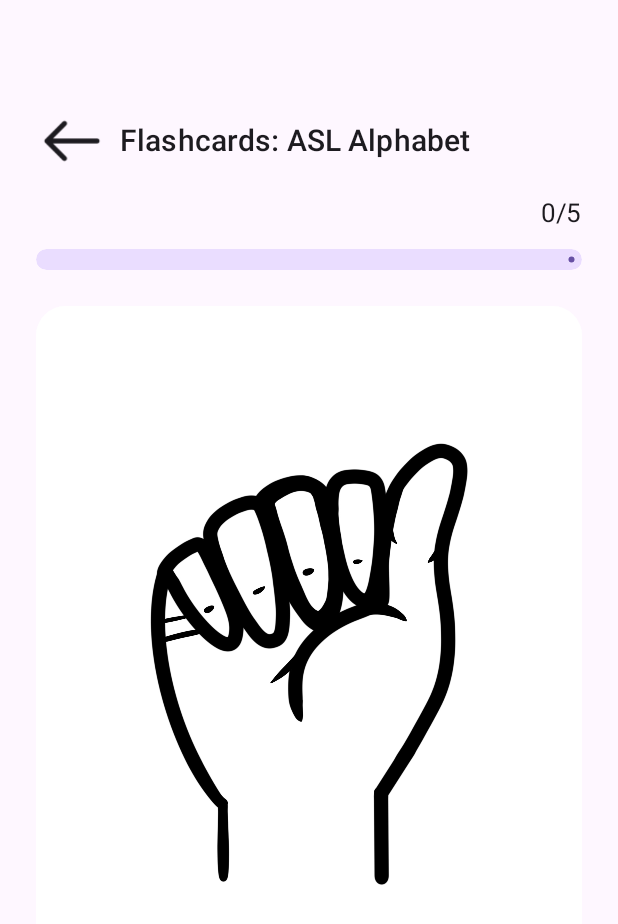
After one commit to nicoxeye/ASL-Learning-App, an Android app built with Jetpack Compose: the composable FlashcardScreen shown on its own in the app's theme, on a phone screen of 412 x 824 dp. The commit adds this screen. Shown: the top 924 px of the screen. Run offline under Robolectric (Android 15) with nearby library versions, the phone set to English and light mode, and no system bars.

Commit message:
feat: flashcard logic + ui
includes:
- flashcard ui (front/back), flashcard activity ui
- swipe animation (+ blurry layer while swiping - "KNOW"/"STILL LEARNING")
- flashcard flip animation
- pop-up after finishing flashcards
- progress bar + count
- marking flashcards as known or unknown (still learning)

flashcardStack animation is yet to be done

```diff
--- /dev/null
+++ b/app/src/main/java/com/project/learnasl/flashcards/Flashcard.kt
@@ -0,0 +1,265 @@
+package com.project.learnasl.flashcards
+
+import androidx.compose.animation.core.Animatable
+import androidx.compose.animation.core.FastOutSlowInEasing
+import androidx.compose.animation.core.animateFloatAsState
+import androidx.compose.animation.core.spring
+import androidx.compose.animation.core.tween
+import androidx.compose.foundation.Image
+import androidx.compose.foundation.background
+import androidx.compose.foundation.clickable
+import androidx.compose.foundation.gestures.detectDragGestures
+import androidx.compose.foundation.layout.Box
+import androidx.compose.foundation.layout.BoxScope
+import androidx.compose.foundation.layout.aspectRatio
+import androidx.compose.foundation.layout.fillMaxSize
+import androidx.compose.foundation.layout.fillMaxWidth
+import androidx.compose.material3.MaterialTheme
+import androidx.compose.material3.Text
+import androidx.compose.runtime.Composable
+import androidx.compose.runtime.getValue
+import androidx.compose.runtime.mutableStateOf
+import androidx.compose.runtime.remember
+import androidx.compose.runtime.rememberCoroutineScope
+import androidx.compose.runtime.setValue
+import androidx.compose.ui.Alignment
+import androidx.compose.ui.Modifier
+import androidx.compose.ui.draw.blur
+import androidx.compose.ui.graphics.Color
+import androidx.compose.ui.graphics.graphicsLayer
+import androidx.compose.ui.input.pointer.pointerInput
+import androidx.compose.ui.res.painterResource
+import androidx.compose.ui.text.font.FontWeight
+import androidx.compose.ui.unit.dp
+import androidx.compose.ui.unit.sp
+import kotlinx.coroutines.launch
+import com.project.learnasl.flashcards.model.FlashcardsState
+import kotlin.math.abs
+import kotlin.math.min
+
+// INCLUDES:
+// - flashcard UI (back/front),
+// - LOGIC:
+//      * flashcard flip animation,
+//      * swipe left/right animation (+ while swiping: blurry layer with "KNOW"/"STILL LEARNING")
+
+@Composable
+fun FlashcardFront(image: Int, onClick: () -> Unit) {
+    Box (
+        contentAlignment = Alignment.Center,
+        modifier = Modifier
+            .fillMaxSize()
+            .background(Color.White)
+            .clickable { onClick() }
+    ) {
+        Image(
+            painter = painterResource(image),
+            modifier = Modifier
+                .fillMaxSize()
+                .background(Color.White),
+            contentDescription = null
+        )
+    }
+}
+
+
+@Composable
+fun FlashcardBack(text: String, onClick: () -> Unit) {
+    Box(
+        contentAlignment = Alignment.Center,
+        modifier = Modifier
+            .fillMaxSize()
+            .background(Color.White)
+            .clickable { onClick() }
+    ) {
+        Text(
+            text = text,
+            color = MaterialTheme.colorScheme.onBackground,
+            fontWeight = FontWeight.Bold,
+            fontSize = 70.sp
+        )
+    }
+}
+
+// FLIP STATE
+enum class CardFace(val angle: Float) {
+    Front(0f),
+    Back(180f);
+
+    fun flipped() = if (this == Front) Back else Front
+}
+
+// AUXILIARY FUNCTION (drawing overlay depending on flashcard state (FRONT vs BACK))
+@Composable
+fun BoxScope.SwipeOverlay(offsetX: Float, overlayAlpha: Float, isFront: Boolean) {
+    val text = when {
+        isFront && offsetX > 0f -> "KNOW"
+        isFront && offsetX < 0f -> "STILL LEARNING"
+        !isFront && offsetX < 0f -> "STILL LEARNING"
+        !isFront && offsetX > 0f -> "KNOW"
+        else -> null
+    } ?: return
+
+    val color =
+        if (text == "KNOW") { MaterialTheme.colorScheme.secondary }
+        else { MaterialTheme.colorScheme.primary }
+
+    val fontSize = if (text == "KNOW") 32.sp else 24.sp
+
+    Text(
+        text=text,
+        color = color,
+        fontSize = fontSize,
+        fontWeight = FontWeight.Bold,
+        modifier = Modifier
+            .align(Alignment.Center)
+            .graphicsLayer {
+                alpha = overlayAlpha
+                // to make sure "KNOW" and "STILL LEARNING" is displayed correctly
+                if (!isFront) rotationY = 180f
+            }
+    )
+}
+
+// SWIPE LEFT/RIGHT + FLIP CARD ANIMATION
+// right -> know, left -> still learning
+
+@Composable
+fun FlashcardAnimation(flashcardsState: FlashcardsState,
+                       onFinished: () -> Unit) {
+    // FLIP FRONT/BACK
+    var face by remember { mutableStateOf(CardFace.Front) }
+
+    // flip animation
+    val rotation by animateFloatAsState(
+        targetValue = face.angle,
+        animationSpec = tween(
+            durationMillis = 400,
+            easing = FastOutSlowInEasing
+        ),
+        label = "cardRotation"
+    )
+
+    // SWIPE
+    val swipeThreshold = 250f
+    val offsetX = remember { Animatable(0f) }
+    val scope = rememberCoroutineScope()
+
+    val isFront = face == CardFace.Front
+    val effectiveOffsetX = if (isFront) offsetX.value else -offsetX.value
+    // how much we swiped (0-1)
+    val swipeProgress = min(abs(effectiveOffsetX) / swipeThreshold, 1f)
+    // blur is dependent on swipeProgress (the more is swiped, the blurrier card gets)
+    val blurRadius = 10.dp * swipeProgress
+    // text overlay also dependent on swipeProgress (0-1) (invisible -> translucent -> fully visible)
+    val overlayAlpha = swipeProgress
+
+    val currentFlashcard = flashcardsState.currentFlashcard
+
+    // no flashcards left + add pop-up
+    if (currentFlashcard == null) {
+        Box(
+            modifier = Modifier
+                .fillMaxSize()
+                .background(MaterialTheme.colorScheme.background),
+            contentAlignment = Alignment.Center
+        ) {
+            Text("No flashcards available")
+        }
+        return
+    }
+
+    Box(
+        modifier = Modifier
+            .fillMaxWidth()
+            .aspectRatio(2f / 3f)
+            .graphicsLayer {
+                translationX = effectiveOffsetX
+                rotationZ = offsetX.value / 25
+                rotationY = rotation
+                cameraDistance = 12f * density
+            }
+            .pointerInput(flashcardsState.currentFlashcard) {
+                detectDragGestures(
+                    onDrag = { change, dragAmount ->
+                        change.consume()
+                        scope.launch {
+                            offsetX.snapTo(offsetX.value + dragAmount.x)
+                        }
+                    },
+                    onDragEnd = {
+                        scope.launch {
+                            // after gesture is finished -> take current flashcard
+                            val card = flashcardsState.currentFlashcard
+                            if (card == null) {
+                                offsetX.animateTo(0f, spring())
+                                return@launch
+                            }
+
+                            // swipe right + add to "already_know" list
+                            if (offsetX.value > swipeThreshold) {
+                                flashcardsState.markAsAlreadyKnown(currentFlashcard)
+                                if (flashcardsState.currentIndex == flashcardsState.flashcards.lastIndex) {
+                                    onFinished()
+                                } else {
+                                    flashcardsState.moveToNext()
+                                }
+                                // FlashcardFront is shown on default
+                                face = CardFace.Front
+                                offsetX.animateTo(1000f, tween(300))
+                                offsetX.snapTo(0f)
+                            }
+                            // swipe left + add to "still learning" list
+                            else if (offsetX.value < -swipeThreshold) {
+                                flashcardsState.markAsStillLearning(currentFlashcard)
+                                if (flashcardsState.currentIndex == flashcardsState.flashcards.lastIndex) {
+                                    onFinished()
+                                } else {
+                                    flashcardsState.moveToNext()
+                                }
+                                // FlashcardFront is shown on default
+                                face = CardFace.Front
+                                offsetX.animateTo(-1000f, tween(300))
+                                offsetX.snapTo(0f)
+                            }
+                            // no successful swipe
+                            else {
+                                offsetX.animateTo(0f, spring())
+                            }
+                        }
+                    }
+                )
+            },
+        contentAlignment = Alignment.Center
+    ) {
+        // BLURRED FLASHCARD + FLIP LOGIC
+        Box(
+            modifier = Modifier
+                .matchParentSize()
+                .blur(blurRadius)
+        ) {
+            // flip logic
+            if (rotation <= 90f) {
+                // show front of the flashcard (image)
+                FlashcardFront(
+                    image = currentFlashcard.imageRes,
+                    onClick = { face = face.flipped() }
+                )
+            } else {
+                // show back of the flashcard (text)}
+                Box(
+                    // additional 180f rotation to make sure the text itself ISN'T flipped
+                    modifier = Modifier
+                        .graphicsLayer { rotationY = 180f }
+                ) {
+                    FlashcardBack(
+                        text = currentFlashcard.text,
+                        onClick = { face = face.flipped() }
+                    )
+                }
+            }
+        }
+        // OVERLAY WITH TEXT: "KNOW" (swipe right)/"STILL LEARNING" (swipe left)
+        SwipeOverlay(effectiveOffsetX, overlayAlpha, isFront)
+    }
+}
--- /dev/null
+++ b/app/src/main/java/com/project/learnasl/flashcards/FlashcardScreen.kt
@@ -0,0 +1,158 @@
+package com.project.learnasl.flashcards
+
+import androidx.compose.runtime.getValue
+import androidx.compose.runtime.setValue
+import androidx.compose.foundation.background
+import androidx.compose.foundation.layout.Arrangement
+import androidx.compose.foundation.layout.Box
+import androidx.compose.foundation.layout.Column
+import com.project.learnasl.R
+import androidx.compose.foundation.layout.Row
+import androidx.compose.foundation.layout.Spacer
+import androidx.compose.foundation.layout.fillMaxHeight
+import androidx.compose.foundation.layout.fillMaxSize
+import androidx.compose.foundation.layout.fillMaxWidth
+import androidx.compose.foundation.layout.height
+import androidx.compose.foundation.layout.padding
+import androidx.compose.foundation.layout.width
+import androidx.compose.foundation.lazy.LazyColumn
+import androidx.compose.foundation.shape.RoundedCornerShape
+import androidx.compose.material3.Icon
+import androidx.compose.material3.IconButton
+import androidx.compose.material3.LinearProgressIndicator
+import androidx.compose.material3.MaterialTheme
+import androidx.compose.material3.ProgressIndicatorDefaults
+import androidx.compose.material3.Text
+import androidx.compose.runtime.Composable
+import androidx.compose.runtime.mutableStateOf
+import androidx.compose.runtime.remember
+import androidx.compose.ui.Alignment
+import androidx.compose.ui.Modifier
+import androidx.compose.ui.draw.clip
+import androidx.compose.ui.res.painterResource
+import androidx.compose.ui.tooling.preview.Preview
+import androidx.compose.ui.unit.dp
+import androidx.compose.ui.unit.sp
+import com.project.learnasl.flashcards.model.Flashcard
+import com.project.learnasl.flashcards.model.FlashcardsState
+import com.project.learnasl.ui.theme.LearnASLTheme
+
+@Composable
+fun FlashcardScreen(
+    onBackClick: () -> Unit, // back to menu
+) {
+
+    val flashcardState = remember {
+        FlashcardsState(
+            flashcards = listOf(
+                Flashcard(R.drawable.asl_a, "A"),
+                Flashcard(R.drawable.asl_b, "B"),
+                Flashcard(R.drawable.asl_c, "C"),
+                Flashcard(R.drawable.asl_d, "D"),
+                Flashcard(R.drawable.asl_e, "E")
+            )
+        )
+    }
+
+    val total = flashcardState.flashcards.size
+    val answeredCount = flashcardState.alreadyKnow.size + flashcardState.stillLearning.size
+    var showFinishDialog by remember { mutableStateOf(false) }
+
+    LearnASLTheme {
+        LazyColumn(
+            modifier = Modifier
+                .fillMaxSize()
+                .background(MaterialTheme.colorScheme.background)
+        ) {
+            // back button + "flashcards" name
+            // (in this case alphabet but it will change later if we add more sets)
+            item {
+                Row(
+                    modifier = Modifier.padding(top = 70.dp, start = 24.dp),
+                    verticalAlignment = Alignment.CenterVertically,
+                ) {
+                    IconButton(onClick = onBackClick) {
+                        Icon(
+                            painter = painterResource(R.drawable.go_back),
+                            contentDescription = "Back button"
+                        )
+                    }
+                    Spacer(modifier = Modifier.width(8.dp))
+                    Text(
+                        text = "Flashcards: ASL Alphabet",
+                        fontSize = 20.sp,
+                        color = MaterialTheme.colorScheme.onBackground,
+                        style = MaterialTheme.typography.labelLarge
+                    )
+                }
+            }
+
+            // progress bar + count
+            item {
+                Column(
+                    modifier = Modifier
+                        .fillMaxWidth()
+                        .padding(top = 12.dp, start = 300.dp, end = 24.dp),
+                    horizontalAlignment = Alignment.End
+                ) {
+                    Text(
+                        text = "$answeredCount/$total",
+                        fontSize = 17.sp
+                    )
+                }
+            }
+
+            // progress bar
+            item {
+                Row(
+                    modifier = Modifier.padding(top = 12.dp, start = 24.dp, end = 24.dp)
+                ) {
+                    LinearProgressIndicator(
+                        progress = answeredCount.toFloat() / total,
+                        modifier = Modifier
+                            .height(14.dp)
+                            .fillMaxWidth()
+                            .clip(shape = RoundedCornerShape(50)),
+                        color = MaterialTheme.colorScheme.primary,
+                        trackColor = MaterialTheme.colorScheme.primaryContainer,
+                    )
+                }
+            }
+
+            // flashcards
+            item {
+                Row(
+                    modifier = Modifier
+                        .padding(24.dp),
+                    horizontalArrangement = Arrangement.Center
+                ) {
+                    Box (
+                        modifier = Modifier
+                            .clip(RoundedCornerShape(20.dp))
+                    ) {
+                        FlashcardAnimation(
+                            flashcardsState = flashcardState,
+                            onFinished = { showFinishDialog = true})
+                    }
+                }
+            }
+        }
+        if (showFinishDialog) {
+            FlashcardFinishDialog(
+                onBackToMenu = onBackClick,
+                totalCards = total.toShort(),
+                knownCount = flashcardState.alreadyKnow.size.toShort(),
+                stillLearningCount = flashcardState.stillLearning.size.toShort()
+            )
+        }
+    }
+}
+
+
+@Preview(showBackground = true)
+@Composable
+fun FlashcardScreenPreview() {
+    FlashcardScreen(
+        onBackClick = {}
+    )
+}
--- /dev/null
+++ b/app/src/main/java/com/project/learnasl/flashcards/model/Flashcard.kt
@@ -0,0 +1,8 @@
+package com.project.learnasl.flashcards.model
+
+
+data class Flashcard(
+    //val id: Int,
+    val imageRes: Int,
+    val text: String
+)
--- /dev/null
+++ b/app/src/main/java/com/project/learnasl/flashcards/model/FlashcardsState.kt
@@ -0,0 +1,40 @@
+package com.project.learnasl.flashcards.model
+
+import androidx.compose.runtime.mutableStateListOf
+import androidx.compose.runtime.setValue
+import androidx.compose.runtime.getValue
+import androidx.compose.runtime.mutableIntStateOf
+import androidx.compose.runtime.snapshots.SnapshotStateList
+
+data class FlashcardsState (
+    val flashcards: List<Flashcard>,
+    val alreadyKnow: SnapshotStateList<Flashcard> = mutableStateListOf(),
+    val stillLearning: SnapshotStateList<Flashcard> = mutableStateListOf()
+) {
+    var currentIndex by mutableIntStateOf(0)
+        private set
+
+    val currentFlashcard: Flashcard?
+        get() = flashcards.getOrNull(currentIndex)
+
+    fun moveToNext() {
+        if (currentIndex < flashcards.lastIndex) {
+            currentIndex++
+        }
+    }
+
+    // auxiliary functions
+    // flashcards added to "Already know" list after user swipes right
+    fun markAsAlreadyKnown(flashcard: Flashcard){
+        if (!alreadyKnow.contains(flashcard) && !stillLearning.contains(flashcard)) {
+            alreadyKnow.add(flashcard)
+        }
+    }
+
+    // flashcards added to "Still learning" list after user swipes left
+    fun markAsStillLearning(flashcard: Flashcard){
+        if (!stillLearning.contains(flashcard) && !alreadyKnow.contains(flashcard)) {
+            stillLearning.add(flashcard)
+        }
+    }
+}
```
Also changed, not shown: app/src/main/java/com/project/learnasl/FlashcardsActivity.kt (+15 -21 lines), app/src/main/java/com/project/learnasl/flashcards/FlashcardFinishDialog.kt (added, +107 -0 lines), app/src/main/java/com/project/learnasl/flashcards/FlashcardStack.kt (added, +14 -0 lines).
